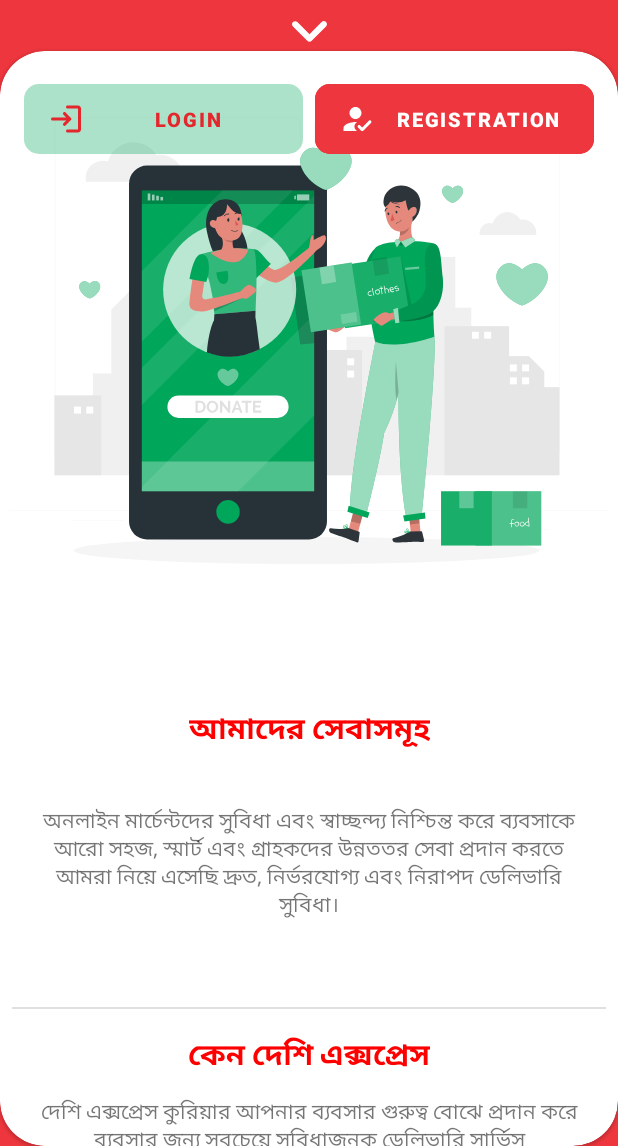
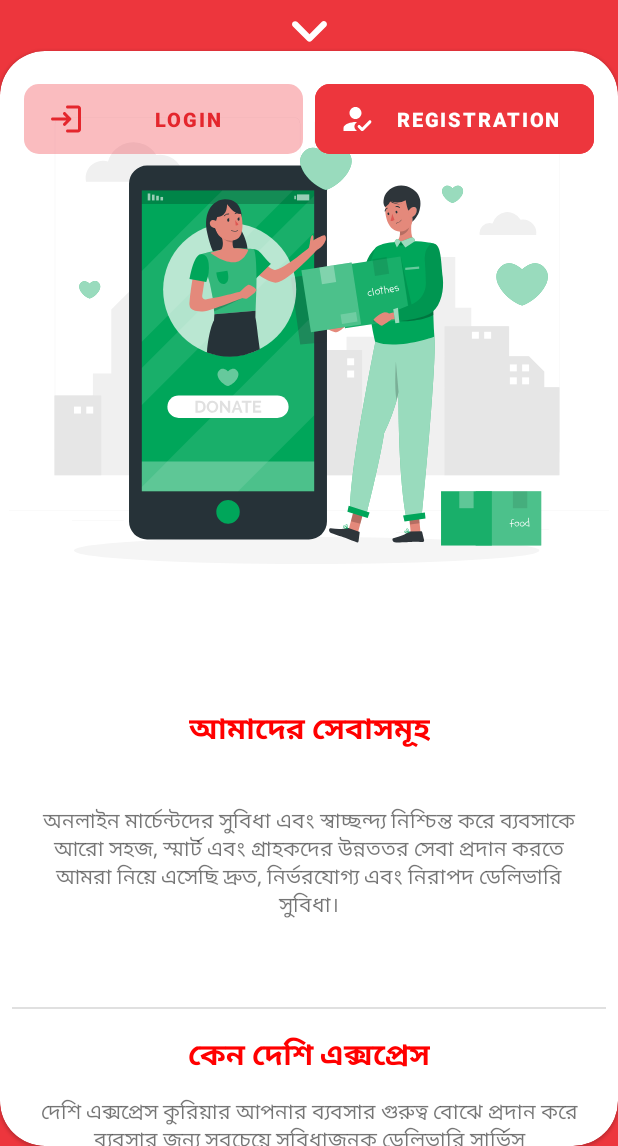
Before and after one commit to Ripat123/deshi_express, an Android app: the MainActivity screen opened directly, with no data from a screen before it, on a phone screen of 412 x 824 dp, the part 90-1236 px from its top. Run offline under Robolectric (Android 15) with nearby library versions, the phone set to English and light mode, and no system bars; our stand-ins replace Picasso, Volley; network calls fail; pictures from the network do not load; Roboto replaces fonts that are not available here.

Commit message:
30/11/21

```diff
--- a/app/src/main/res/values/colors.xml
+++ b/app/src/main/res/values/colors.xml
@@ -48,6 +48,6 @@
     <color name="black_overlay">#66000000</color>
     <color name="main_center">#4CAF50</color>
     <color name="main_start">#72D676</color>
-    <color name="second_color">#2E00A65A</color>
+    <color name="second_color">#2EED363D</color>
     <color name="camera_color">#4800A0FF</color>
 </resources>
```
